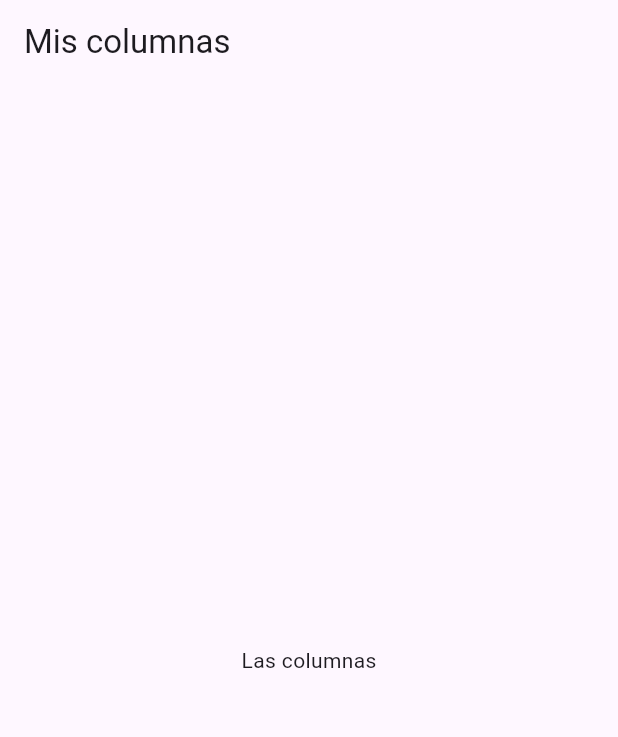
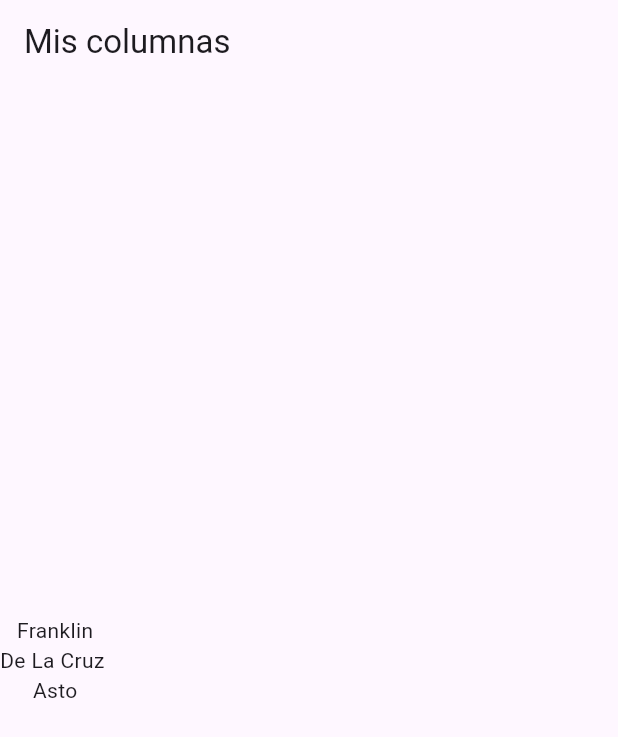
Before and after one commit to frafranklin/Flutter01, a Flutter app: the screen it shows after launch, on a phone screen of 412 x 824 dp. Shown: the top 737 px of the screen. Run offline on Flutter 3.47's test engine with Material 3 defaults, Android fonts, the light colour scheme and no system bars.

Commit message:
S5 ejercicio 14

```diff
--- a/lib/main.dart
+++ b/lib/main.dart
@@ -30,9 +30,13 @@ class _InicioState extends State<Inicio> {
       appBar: AppBar(
         title: Text("Mis columnas"),
       ),
-      body: Center(
-        child: Text("Las columnas"),
-      ),
+      body: Column(
+          mainAxisAlignment: MainAxisAlignment.center, // añadimos solo esto XD
+          children: <Widget>[
+            Text("Franklin"),
+            Text("De La Cruz "),
+            Text("Asto"),
+          ]),
     );
   }
 }
```
